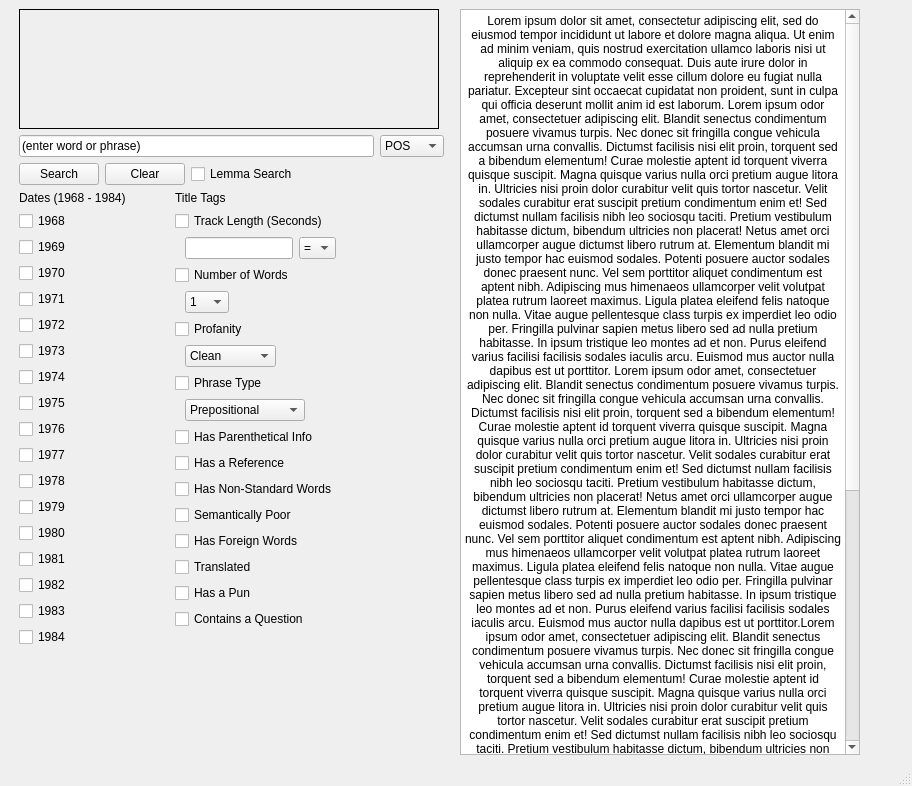
First picture: the form in corpus_gui.ui, repository TyGordon/Curated-Open-Repository-of-Progressive-Song-Entries, before the edit.
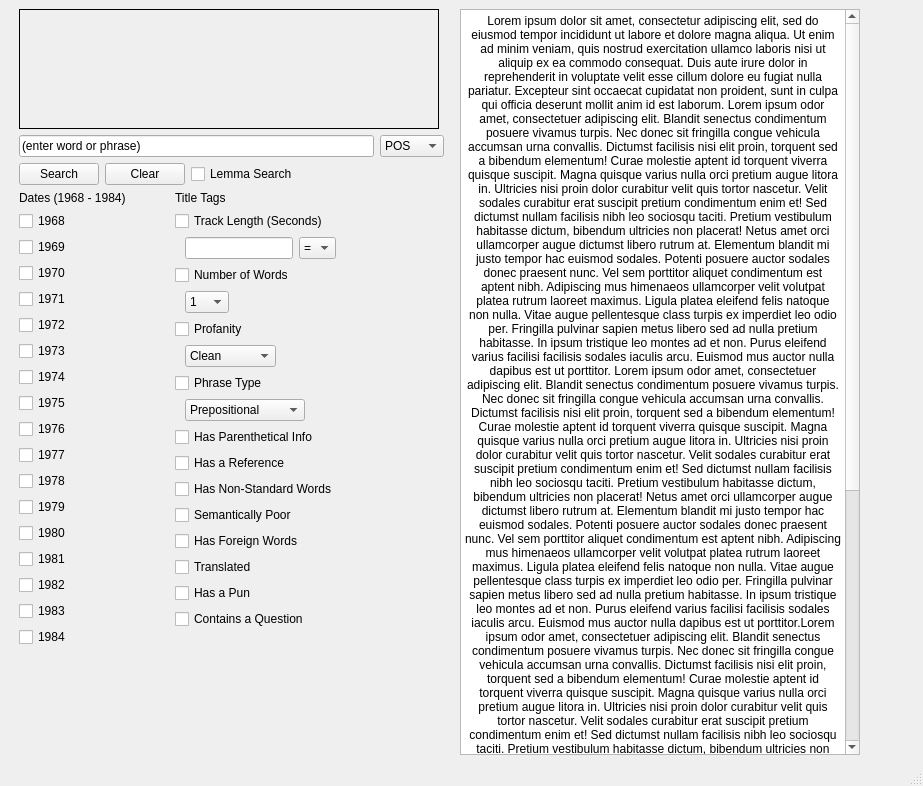
Second picture: the form after the edit. Icons and pictures are not drawn.

Diff of the .ui file:
```diff
--- a/corpus_gui.ui
+++ b/corpus_gui.ui
@@ -6,7 +6,7 @@
    <rect>
     <x>0</x>
     <y>0</y>
-    <width>912</width>
+    <width>923</width>
     <height>786</height>
    </rect>
   </property>
```
Left out of the diff: 4 changed lines with no effect on the pictures.
